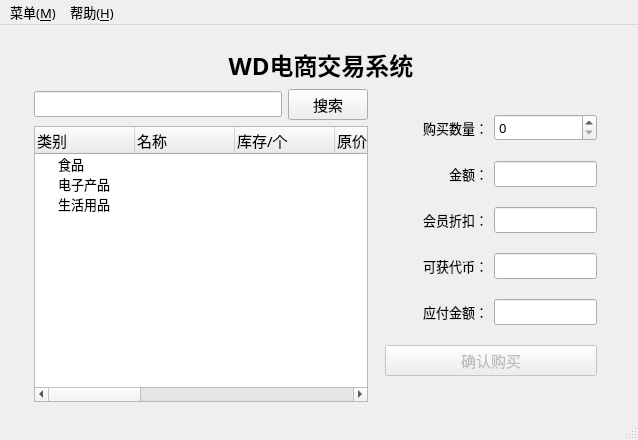
First picture: the form in WD_version1/mainwindow.ui, repository drcege/WD, before the edit.
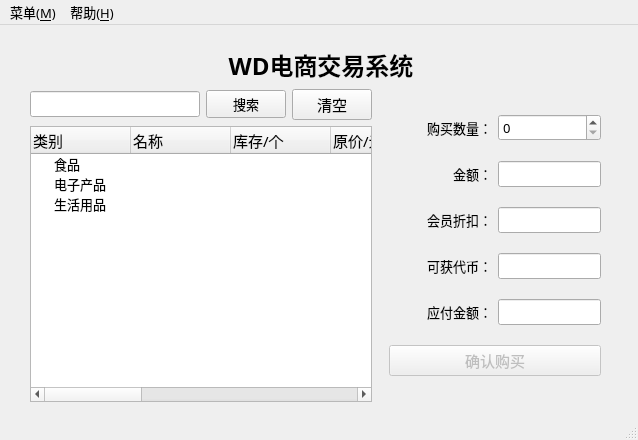
Second picture: the form after the edit. Icons and pictures are not drawn.

Patch:
```diff
--- a/WD_version1/mainwindow.ui
+++ b/WD_version1/mainwindow.ui
@@ -506,412 +506,8 @@
        </layout>
       </widget>
       <widget class="QWidget" name="mainPage">
-       <layout class="QGridLayout" name="gridLayout_5" rowstretch="2,1,10" columnstretch="1,20,3,2,2,1">
-        <item row="0" column="0" rowspan="3">
-         <spacer name="horizontalSpacer_3">
-          <property name="orientation">
-           <enum>Qt::Horizontal</enum>
-          </property>
-          <property name="sizeHint" stdset="0">
-           <size>
-            <width>22</width>
-            <height>20</height>
-           </size>
-          </property>
-         </spacer>
-        </item>
-        <item row="0" column="1" colspan="4">
-         <widget class="QLabel" name="label_head_2">
-          <property name="font">
-           <font>
-            <family>微软雅黑</family>
-            <pointsize>18</pointsize>
-            <weight>75</weight>
-            <bold>true</bold>
-           </font>
-          </property>
-          <property name="text">
-           <string>WD电商交易系统</string>
-          </property>
-          <property name="alignment">
-           <set>Qt::AlignCenter</set>
-          </property>
-         </widget>
-        </item>
-        <item row="0" column="5" rowspan="3">
-         <spacer name="horizontalSpacer_5">
-          <property name="orientation">
-           <enum>Qt::Horizontal</enum>
-          </property>
-          <property name="sizeHint" stdset="0">
-           <size>
-            <width>22</width>
-            <height>20</height>
-           </size>
-          </property>
-         </spacer>
-        </item>
-        <item row="1" column="1">
-         <widget class="QLineEdit" name="lineEdit"/>
-        </item>
-        <item row="1" column="2">
-         <widget class="QPushButton" name="pushButton">
-          <property name="font">
-           <font>
-            <pointsize>11</pointsize>
-           </font>
-          </property>
-          <property name="text">
-           <string>搜索</string>
-          </property>
-         </widget>
-        </item>
-        <item row="2" column="1" colspan="2">
-         <widget class="QTreeWidget" name="treeWidget">
-          <property name="font">
-           <font>
-            <pointsize>10</pointsize>
-           </font>
-          </property>
-          <property name="showDropIndicator" stdset="0">
-           <bool>true</bool>
-          </property>
-          <property name="dragEnabled">
-           <bool>false</bool>
-          </property>
-          <property name="dragDropOverwriteMode">
-           <bool>true</bool>
-          </property>
-          <property name="defaultDropAction">
-           <enum>Qt::IgnoreAction</enum>
-          </property>
-          <property name="alternatingRowColors">
-           <bool>false</bool>
-          </property>
-          <property name="rootIsDecorated">
-           <bool>true</bool>
-          </property>
-          <property name="itemsExpandable">
-           <bool>true</bool>
-          </property>
-          <property name="sortingEnabled">
-           <bool>false</bool>
-          </property>
-          <property name="allColumnsShowFocus">
-           <bool>false</bool>
-          </property>
-          <property name="wordWrap">
-           <bool>false</bool>
-          </property>
-          <property name="headerHidden">
-           <bool>false</bool>
-          </property>
-          <attribute name="headerVisible">
-           <bool>true</bool>
-          </attribute>
-          <attribute name="headerCascadingSectionResizes">
-           <bool>false</bool>
-          </attribute>
-          <attribute name="headerHighlightSections">
-           <bool>false</bool>
-          </attribute>
-          <attribute name="headerShowSortIndicator" stdset="0">
-           <bool>false</bool>
-          </attribute>
-          <attribute name="headerStretchLastSection">
-           <bool>false</bool>
-          </attribute>
-          <column>
-           <property name="text">
-            <string>类别</string>
-           </property>
-           <property name="font">
-            <font>
-             <family>微软雅黑</family>
-             <pointsize>11</pointsize>
-             <weight>50</weight>
-             <bold>false</bold>
-            </font>
-           </property>
-          </column>
-          <column>
-           <property name="text">
-            <string>名称</string>
-           </property>
-           <property name="font">
-            <font>
-             <family>微软雅黑</family>
-             <pointsize>11</pointsize>
-             <weight>50</weight>
-             <bold>false</bold>
-            </font>
-           </property>
-          </column>
-          <column>
-           <property name="text">
-            <string>库存/个</string>
-           </property>
-           <property name="font">
-            <font>
-             <family>微软雅黑</family>
-             <pointsize>11</pointsize>
-             <weight>50</weight>
-             <bold>false</bold>
-            </font>
-           </property>
-          </column>
-          <column>
-           <property name="text">
-            <string>原价/元</string>
-           </property>
-           <property name="font">
-            <font>
-             <family>微软雅黑</family>
-             <pointsize>11</pointsize>
-             <weight>50</weight>
-             <bold>false</bold>
-            </font>
-           </property>
-          </column>
-          <column>
-           <property name="text">
-            <string>现价/元</string>
-           </property>
-           <property name="font">
-            <font>
-             <family>微软雅黑</family>
-             <pointsize>11</pointsize>
-             <weight>50</weight>
-             <bold>false</bold>
-            </font>
-           </property>
-          </column>
-          <column>
-           <property name="text">
-            <string>卖家</string>
-           </property>
-           <property name="font">
-            <font>
-             <family>微软雅黑</family>
-             <pointsize>11</pointsize>
-             <weight>50</weight>
-             <bold>false</bold>
-            </font>
-           </property>
-          </column>
-          <column>
-           <property name="text">
-            <string>生产日期</string>
-           </property>
-           <property name="font">
-            <font>
-             <family>微软雅黑</family>
-             <pointsize>11</pointsize>
-             <weight>50</weight>
-             <bold>false</bold>
-            </font>
-           </property>
-          </column>
-          <column>
-           <property name="text">
-            <string>有效期</string>
-           </property>
-           <property name="font">
-            <font>
-             <family>微软雅黑</family>
-             <pointsize>11</pointsize>
-             <weight>50</weight>
-             <bold>false</bold>
-            </font>
-           </property>
-          </column>
-          <column>
-           <property name="text">
-            <string>降价期</string>
-           </property>
-           <property name="font">
-            <font>
-             <family>微软雅黑</family>
-             <pointsize>11</pointsize>
-             <weight>50</weight>
-             <bold>false</bold>
-            </font>
-           </property>
-          </column>
-          <column>
-           <property name="text">
-            <string>降价因子</string>
-           </property>
-           <property name="font">
-            <font>
-             <family>微软雅黑</family>
-             <pointsize>11</pointsize>
-             <weight>50</weight>
-             <bold>false</bold>
-            </font>
-           </property>
-          </column>
-          <column>
-           <property name="text">
-            <string>ID</string>
-           </property>
-           <property name="font">
-            <font>
-             <family>微软雅黑</family>
-             <pointsize>11</pointsize>
-             <weight>50</weight>
-             <bold>false</bold>
-            </font>
-           </property>
-          </column>
-          <item>
-           <property name="text">
-            <string>食品</string>
-           </property>
-           <property name="font">
-            <font>
-             <family>微软雅黑</family>
-             <pointsize>10</pointsize>
-            </font>
-           </property>
-           <property name="text">
-            <string/>
-           </property>
-           <property name="text">
-            <string/>
-           </property>
-           <property name="text">
-            <string/>
-           </property>
-           <property name="text">
-            <string/>
-           </property>
-           <property name="text">
-            <string/>
-           </property>
-           <property name="text">
-            <string/>
-           </property>
-           <property name="text">
-            <string/>
-           </property>
-           <property name="text">
-            <string/>
-           </property>
-           <property name="text">
-            <string/>
-           </property>
-           <property name="font">
-            <font>
-             <family>微软雅黑</family>
-             <pointsize>10</pointsize>
-             <weight>75</weight>
-             <bold>true</bold>
-            </font>
-           </property>
-           <property name="flags">
-            <set>ItemIsSelectable|ItemIsUserCheckable|ItemIsEnabled</set>
-           </property>
-          </item>
-          <item>
-           <property name="text">
-            <string>电子产品</string>
-           </property>
-           <property name="font">
-            <font>
-             <family>微软雅黑</family>
-             <pointsize>10</pointsize>
-            </font>
-           </property>
-           <property name="text">
-            <string/>
-           </property>
-           <property name="font">
-            <font>
-             <family>微软雅黑</family>
-             <pointsize>10</pointsize>
-            </font>
-           </property>
-           <property name="text">
-            <string/>
-           </property>
-           <property name="text">
-            <string/>
-           </property>
-           <property name="font">
-            <font>
-             <family>微软雅黑</family>
-             <pointsize>10</pointsize>
-             <weight>75</weight>
-             <bold>true</bold>
-            </font>
-           </property>
-           <property name="text">
-            <string/>
-           </property>
-           <property name="text">
-            <string/>
-           </property>
-           <property name="text">
-            <string/>
-           </property>
-           <property name="text">
-            <string/>
-           </property>
-           <property name="text">
-            <string/>
-           </property>
-           <property name="text">
-            <string/>
-           </property>
-          </item>
-          <item>
-           <property name="text">
-            <string>生活用品</string>
-           </property>
-           <property name="font">
-            <font>
-             <family>微软雅黑</family>
-             <pointsize>10</pointsize>
-            </font>
-           </property>
-           <property name="text">
-            <string/>
-           </property>
-           <property name="font">
-            <font>
-             <family>微软雅黑</family>
-             <pointsize>10</pointsize>
-            </font>
-           </property>
-           <property name="text">
-            <string/>
-           </property>
-           <property name="text">
-            <string/>
-           </property>
-           <property name="text">
-            <string/>
-           </property>
-           <property name="text">
-            <string/>
-           </property>
-           <property name="text">
-            <string/>
-           </property>
-           <property name="text">
-            <string/>
-           </property>
-           <property name="text">
-            <string/>
-           </property>
-           <property name="text">
-            <string/>
-           </property>
-          </item>
-         </widget>
-        </item>
-        <item row="1" column="3" rowspan="2" colspan="2">
+       <layout class="QGridLayout" name="gridLayout_5" rowstretch="2,1,10" columnstretch="1,20,3,3,2,2,1">
+        <item row="1" column="4" rowspan="2" colspan="2">
          <widget class="QStackedWidget" name="stackedWidget_2">
           <property name="currentIndex">
            <number>0</number>
@@ -1416,6 +1012,417 @@
           </widget>
          </widget>
         </item>
+        <item row="0" column="1" colspan="5">
+         <widget class="QLabel" name="label_head_2">
+          <property name="font">
+           <font>
+            <family>微软雅黑</family>
+            <pointsize>18</pointsize>
+            <weight>75</weight>
+            <bold>true</bold>
+           </font>
+          </property>
+          <property name="text">
+           <string>WD电商交易系统</string>
+          </property>
+          <property name="alignment">
+           <set>Qt::AlignCenter</set>
+          </property>
+         </widget>
+        </item>
+        <item row="0" column="6" rowspan="3">
+         <spacer name="horizontalSpacer_5">
+          <property name="orientation">
+           <enum>Qt::Horizontal</enum>
+          </property>
+          <property name="sizeHint" stdset="0">
+           <size>
+            <width>22</width>
+            <height>20</height>
+           </size>
+          </property>
+         </spacer>
+        </item>
+        <item row="0" column="0" rowspan="3">
+         <spacer name="horizontalSpacer_3">
+          <property name="orientation">
+           <enum>Qt::Horizontal</enum>
+          </property>
+          <property name="sizeHint" stdset="0">
+           <size>
+            <width>22</width>
+            <height>20</height>
+           </size>
+          </property>
+         </spacer>
+        </item>
+        <item row="2" column="1" colspan="3">
+         <widget class="QTreeWidget" name="treeWidget">
+          <property name="font">
+           <font>
+            <pointsize>10</pointsize>
+           </font>
+          </property>
+          <property name="showDropIndicator" stdset="0">
+           <bool>true</bool>
+          </property>
+          <property name="dragEnabled">
+           <bool>false</bool>
+          </property>
+          <property name="dragDropOverwriteMode">
+           <bool>true</bool>
+          </property>
+          <property name="defaultDropAction">
+           <enum>Qt::IgnoreAction</enum>
+          </property>
+          <property name="alternatingRowColors">
+           <bool>false</bool>
+          </property>
+          <property name="rootIsDecorated">
+           <bool>true</bool>
+          </property>
+          <property name="itemsExpandable">
+           <bool>true</bool>
+          </property>
+          <property name="sortingEnabled">
+           <bool>false</bool>
+          </property>
+          <property name="allColumnsShowFocus">
+           <bool>false</bool>
+          </property>
+          <property name="wordWrap">
+           <bool>false</bool>
+          </property>
+          <property name="headerHidden">
+           <bool>false</bool>
+          </property>
+          <attribute name="headerVisible">
+           <bool>true</bool>
+          </attribute>
+          <attribute name="headerCascadingSectionResizes">
+           <bool>false</bool>
+          </attribute>
+          <attribute name="headerHighlightSections">
+           <bool>false</bool>
+          </attribute>
+          <attribute name="headerShowSortIndicator" stdset="0">
+           <bool>false</bool>
+          </attribute>
+          <attribute name="headerStretchLastSection">
+           <bool>false</bool>
+          </attribute>
+          <column>
+           <property name="text">
+            <string>类别</string>
+           </property>
+           <property name="font">
+            <font>
+             <family>微软雅黑</family>
+             <pointsize>11</pointsize>
+             <weight>50</weight>
+             <bold>false</bold>
+            </font>
+           </property>
+          </column>
+          <column>
+           <property name="text">
+            <string>名称</string>
+           </property>
+           <property name="font">
+            <font>
+             <family>微软雅黑</family>
+             <pointsize>11</pointsize>
+             <weight>50</weight>
+             <bold>false</bold>
+            </font>
+           </property>
+          </column>
+          <column>
+           <property name="text">
+            <string>库存/个</string>
+           </property>
+           <property name="font">
+            <font>
+             <family>微软雅黑</family>
+             <pointsize>11</pointsize>
+             <weight>50</weight>
+             <bold>false</bold>
+            </font>
+           </property>
+          </column>
+          <column>
+           <property name="text">
+            <string>原价/元</string>
+           </property>
+           <property name="font">
+            <font>
+             <family>微软雅黑</family>
+             <pointsize>11</pointsize>
+             <weight>50</weight>
+             <bold>false</bold>
+            </font>
+           </property>
+          </column>
+          <column>
+           <property name="text">
+            <string>现价/元</string>
+           </property>
+           <property name="font">
+            <font>
+             <family>微软雅黑</family>
+             <pointsize>11</pointsize>
+             <weight>50</weight>
+             <bold>false</bold>
+            </font>
+           </property>
+          </column>
+          <column>
+           <property name="text">
+            <string>卖家</string>
+           </property>
+           <property name="font">
+            <font>
+             <family>微软雅黑</family>
+             <pointsize>11</pointsize>
+             <weight>50</weight>
+             <bold>false</bold>
+            </font>
+           </property>
+          </column>
+          <column>
+           <property name="text">
+            <string>生产日期</string>
+           </property>
+           <property name="font">
+            <font>
+             <family>微软雅黑</family>
+             <pointsize>11</pointsize>
+             <weight>50</weight>
+             <bold>false</bold>
+            </font>
+           </property>
+          </column>
+          <column>
+           <property name="text">
+            <string>有效期</string>
+           </property>
+           <property name="font">
+            <font>
+             <family>微软雅黑</family>
+             <pointsize>11</pointsize>
+             <weight>50</weight>
+             <bold>false</bold>
+            </font>
+           </property>
+          </column>
+          <column>
+           <property name="text">
+            <string>降价期</string>
+           </property>
+           <property name="font">
+            <font>
+             <family>微软雅黑</family>
+             <pointsize>11</pointsize>
+             <weight>50</weight>
+             <bold>false</bold>
+            </font>
+           </property>
+          </column>
+          <column>
+           <property name="text">
+            <string>降价因子</string>
+           </property>
+           <property name="font">
+            <font>
+             <family>微软雅黑</family>
+             <pointsize>11</pointsize>
+             <weight>50</weight>
+             <bold>false</bold>
+            </font>
+           </property>
+          </column>
+          <column>
+           <property name="text">
+            <string>ID</string>
+           </property>
+           <property name="font">
+            <font>
+             <family>微软雅黑</family>
+             <pointsize>11</pointsize>
+             <weight>50</weight>
+             <bold>false</bold>
+            </font>
+           </property>
+          </column>
+          <item>
+           <property name="text">
+            <string>食品</string>
+           </property>
+           <property name="font">
+            <font>
+             <family>微软雅黑</family>
+             <pointsize>10</pointsize>
+            </font>
+           </property>
+           <property name="text">
+            <string/>
+           </property>
+           <property name="text">
+            <string/>
+           </property>
+           <property name="text">
+            <string/>
+           </property>
+           <property name="text">
+            <string/>
+           </property>
+           <property name="text">
+            <string/>
+           </property>
+           <property name="text">
+            <string/>
+           </property>
+           <property name="text">
+            <string/>
+           </property>
+           <property name="text">
+            <string/>
+           </property>
+           <property name="text">
+            <string/>
+           </property>
+           <property name="font">
+            <font>
+             <family>微软雅黑</family>
+             <pointsize>10</pointsize>
+             <weight>75</weight>
+             <bold>true</bold>
+            </font>
+           </property>
+           <property name="flags">
+            <set>ItemIsSelectable|ItemIsUserCheckable|ItemIsEnabled</set>
+           </property>
+          </item>
+          <item>
+           <property name="text">
+            <string>电子产品</string>
+           </property>
+           <property name="font">
+            <font>
+             <family>微软雅黑</family>
+             <pointsize>10</pointsize>
+            </font>
+           </property>
+           <property name="text">
+            <string/>
+           </property>
+           <property name="font">
+            <font>
+             <family>微软雅黑</family>
+             <pointsize>10</pointsize>
+            </font>
+           </property>
+           <property name="text">
+            <string/>
+           </property>
+           <property name="text">
+            <string/>
+           </property>
+           <property name="font">
+            <font>
+             <family>微软雅黑</family>
+             <pointsize>10</pointsize>
+             <weight>75</weight>
+             <bold>true</bold>
+            </font>
+           </property>
+           <property name="text">
+            <string/>
+           </property>
+           <property name="text">
+            <string/>
+           </property>
+           <property name="text">
+            <string/>
+           </property>
+           <property name="text">
+            <string/>
+           </property>
+           <property name="text">
+            <string/>
+           </property>
+           <property name="text">
+            <string/>
+           </property>
+          </item>
+          <item>
+           <property name="text">
+            <string>生活用品</string>
+           </property>
+           <property name="font">
+            <font>
+             <family>微软雅黑</family>
+             <pointsize>10</pointsize>
+            </font>
+           </property>
+           <property name="text">
+            <string/>
+           </property>
+           <property name="font">
+            <font>
+             <family>微软雅黑</family>
+             <pointsize>10</pointsize>
+            </font>
+           </property>
+           <property name="text">
+            <string/>
+           </property>
+           <property name="text">
+            <string/>
+           </property>
+           <property name="text">
+            <string/>
+           </property>
+           <property name="text">
+            <string/>
+           </property>
+           <property name="text">
+            <string/>
+           </property>
+           <property name="text">
+            <string/>
+           </property>
+           <property name="text">
+            <string/>
+           </property>
+           <property name="text">
+            <string/>
+           </property>
+          </item>
+         </widget>
+        </item>
+        <item row="1" column="1">
+         <widget class="QLineEdit" name="lineEdit"/>
+        </item>
+        <item row="1" column="2">
+         <widget class="QPushButton" name="pushButton_search">
+          <property name="text">
+           <string>搜索</string>
+          </property>
+         </widget>
+        </item>
+        <item row="1" column="3">
+         <widget class="QPushButton" name="pushButton_clear">
+          <property name="font">
+           <font>
+            <pointsize>11</pointsize>
+           </font>
+          </property>
+          <property name="text">
+           <string>清空</string>
+          </property>
+         </widget>
+        </item>
        </layout>
       </widget>
       <widget class="QWidget" name="managePage">
```
